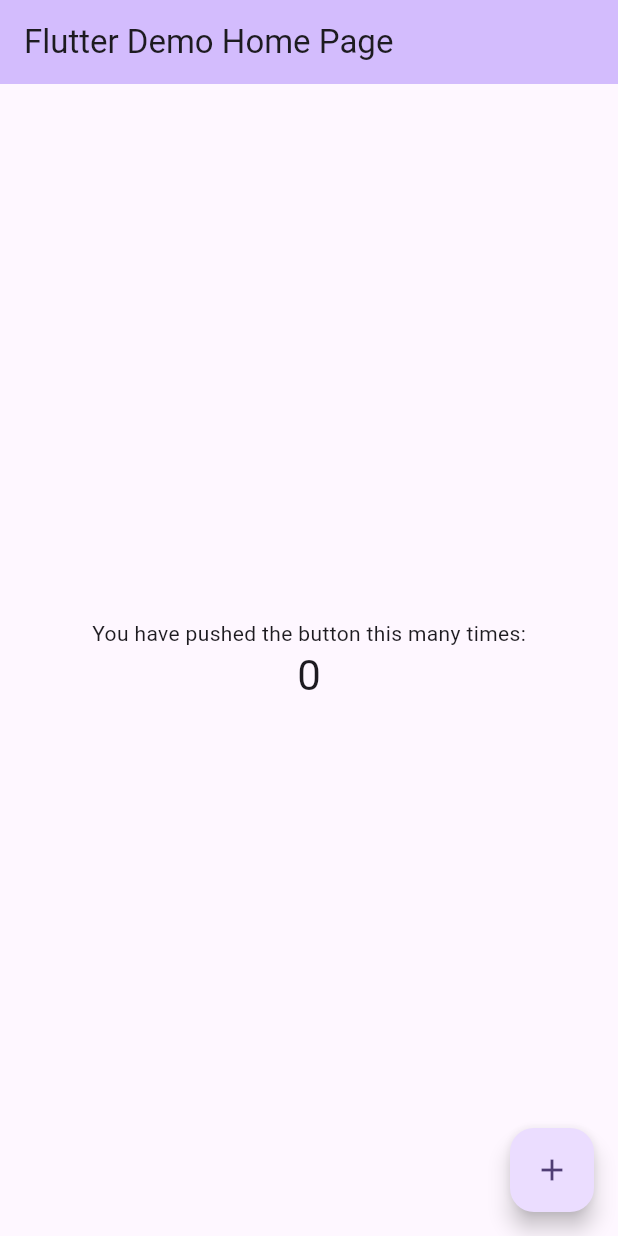
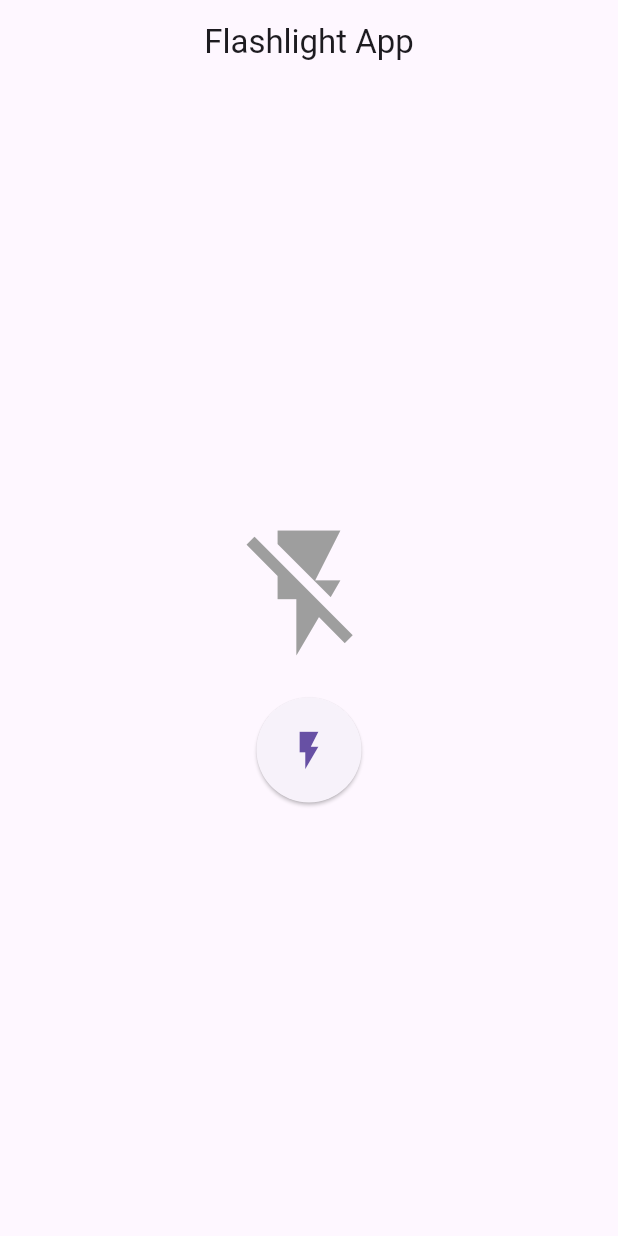
Before and after one commit to biruk-tafese/GO2COD_AD_03, a Flutter app: the screen it shows after launch, on a phone screen of 412 x 824 dp. Run offline on Flutter 3.47's test engine with Material 3 defaults, Android fonts, the light colour scheme and no system bars; our stand-ins replace permission_handler; missing offline and left inert: torch_light.

Commit message:
file struct and packages

```diff
--- /dev/null
+++ b/lib/controllers/flashlight_controller.dart
@@ -0,0 +1,23 @@
+import 'package:flutter/material.dart';
+import 'package:torch_light/torch_light.dart';
+
+class FlashlightController extends ChangeNotifier {
+  bool _isFlashlightOn = false;
+
+  bool get isFlashlightOn => _isFlashlightOn;
+
+  Future<void> toggleFlashlight() async {
+    try {
+      if (_isFlashlightOn) {
+        await TorchLight.disableTorch();
+      } else {
+        await TorchLight.enableTorch();
+      }
+      _isFlashlightOn = !_isFlashlightOn;
+      notifyListeners();
+    } catch (e) {
+      // Handle devices without flashlight or errors
+      print('Error toggling flashlight: $e');
+    }
+  }
+}
--- a/lib/main.dart
+++ b/lib/main.dart
@@ -1,125 +1,28 @@
 import 'package:flutter/material.dart';
+import 'package:provider/provider.dart';
+import 'screens/flashlight_screen.dart';
+import 'controllers/flashlight_controller.dart';
 
 void main() {
-  runApp(const MyApp());
+  runApp(
+    MultiProvider(
+      providers: [
+        ChangeNotifierProvider(create: (_) => FlashlightController()),
+      ],
+      child: FlashlightApp(),
+    ),
+  );
 }
 
-class MyApp extends StatelessWidget {
-  const MyApp({super.key});
+class FlashlightApp extends StatelessWidget {
+  const FlashlightApp({super.key});
 
-  // This widget is the root of your application.
   @override
   Widget build(BuildContext context) {
     return MaterialApp(
-      title: 'Flutter Demo',
-      theme: ThemeData(
-        // This is the theme of your application.
-        //
-        // TRY THIS: Try running your application with "flutter run". You'll see
-        // the application has a purple toolbar. Then, without quitting the app,
-        // try changing the seedColor in the colorScheme below to Colors.green
-        // and then invoke "hot reload" (save your changes or press the "hot
-        // reload" button in a Flutter-supported IDE, or press "r" if you used
-        // the command line to start the app).
-        //
-        // Notice that the counter didn't reset back to zero; the application
-        // state is not lost during the reload. To reset the state, use hot
-        // restart instead.
-        //
-        // This works for code too, not just values: Most code changes can be
-        // tested with just a hot reload.
-        colorScheme: ColorScheme.fromSeed(seedColor: Colors.deepPurple),
-        useMaterial3: true,
-      ),
-      home: const MyHomePage(title: 'Flutter Demo Home Page'),
+      debugShowCheckedModeBanner: false,
+      theme: ThemeData(primarySwatch: Colors.blue),
+      home: const FlashlightScreen(),
     );
   }
 }
-
-class MyHomePage extends StatefulWidget {
-  const MyHomePage({super.key, required this.title});
-
-  // This widget is the home page of your application. It is stateful, meaning
-  // that it has a State object (defined below) that contains fields that affect
-  // how it looks.
-
-  // This class is the configuration for the state. It holds the values (in this
-  // case the title) provided by the parent (in this case the App widget) and
-  // used by the build method of the State. Fields in a Widget subclass are
-  // always marked "final".
-
-  final String title;
-
-  @override
-  State<MyHomePage> createState() => _MyHomePageState();
-}
-
-class _MyHomePageState extends State<MyHomePage> {
-  int _counter = 0;
-
-  void _incrementCounter() {
-    setState(() {
-      // This call to setState tells the Flutter framework that something has
-      // changed in this State, which causes it to rerun the build method below
-      // so that the display can reflect the updated values. If we changed
-      // _counter without calling setState(), then the build method would not be
-      // called again, and so nothing would appear to happen.
-      _counter++;
-    });
-  }
-
-  @override
-  Widget build(BuildContext context) {
-    // This method is rerun every time setState is called, for instance as done
-    // by the _incrementCounter method above.
-    //
-    // The Flutter framework has been optimized to make rerunning build methods
-    // fast, so that you can just rebuild anything that needs updating rather
-    // than having to individually change instances of widgets.
-    return Scaffold(
-      appBar: AppBar(
-        // TRY THIS: Try changing the color here to a specific color (to
-        // Colors.amber, perhaps?) and trigger a hot reload to see the AppBar
-        // change color while the other colors stay the same.
-        backgroundColor: Theme.of(context).colorScheme.inversePrimary,
-        // Here we take the value from the MyHomePage object that was created by
-        // the App.build method, and use it to set our appbar title.
-        title: Text(widget.title),
-      ),
-      body: Center(
-        // Center is a layout widget. It takes a single child and positions it
-        // in the middle of the parent.
-        child: Column(
-          // Column is also a layout widget. It takes a list of children and
-          // arranges them vertically. By default, it sizes itself to fit its
-          // children horizontally, and tries to be as tall as its parent.
-          //
-          // Column has various properties to control how it sizes itself and
-          // how it positions its children. Here we use mainAxisAlignment to
-          // center the children vertically; the main axis here is the vertical
-          // axis because Columns are vertical (the cross axis would be
-          // horizontal).
-          //
-          // TRY THIS: Invoke "debug painting" (choose the "Toggle Debug Paint"
-          // action in the IDE, or press "p" in the console), to see the
-          // wireframe for each widget.
-          mainAxisAlignment: MainAxisAlignment.center,
-          children: <Widget>[
-            const Text(
-              'You have pushed the button this many times:',
-            ),
-            Text(
-              '$_counter',
-              style: Theme.of(context).textTheme.headlineMedium,
-            ),
-          ],
-        ),
-      ),
-      floatingActionButton: FloatingActionButton(
-        onPressed: _incrementCounter,
-        tooltip: 'Increment',
-        child: const Icon(Icons.add),
-      ), // This trailing comma makes auto-formatting nicer for build methods.
-    );
-  }
-}
--- /dev/null
+++ b/lib/screens/flashlight_screen.dart
@@ -0,0 +1,61 @@
+import 'package:flutter/material.dart';
+import 'package:provider/provider.dart';
+import '../controllers/flashlight_controller.dart';
+import '../utils/permissions.dart';
+
+class FlashlightScreen extends StatelessWidget {
+  const FlashlightScreen({super.key});
+
+  @override
+  Widget build(BuildContext context) {
+    final controller = Provider.of<FlashlightController>(context);
+
+    return Scaffold(
+      appBar: AppBar(
+        title: const Text('Flashlight App'),
+        centerTitle: true,
+      ),
+      body: Center(
+        child: FutureBuilder(
+          future: Permissions.requestCameraPermission(),
+          builder: (context, snapshot) {
+            if (snapshot.connectionState == ConnectionState.waiting) {
+              return const CircularProgressIndicator();
+            }
+            if (snapshot.hasError || snapshot.data == false) {
+              return const Text(
+                'Camera permission denied or unavailable.',
+                style: TextStyle(color: Colors.red),
+              );
+            }
+            return Column(
+              mainAxisAlignment: MainAxisAlignment.center,
+              children: [
+                Icon(
+                  controller.isFlashlightOn ? Icons.flash_on : Icons.flash_off,
+                  color:
+                      controller.isFlashlightOn ? Colors.yellow : Colors.grey,
+                  size: 100,
+                ),
+                const SizedBox(height: 20),
+                ElevatedButton(
+                  onPressed: controller.toggleFlashlight,
+                  style: ElevatedButton.styleFrom(
+                    shape: const CircleBorder(),
+                    padding: const EdgeInsets.all(20),
+                  ),
+                  child: Icon(
+                    controller.isFlashlightOn
+                        ? Icons.flash_off
+                        : Icons.flash_on,
+                    size: 30,
+                  ),
+                ),
+              ],
+            );
+          },
+        ),
+      ),
+    );
+  }
+}
--- /dev/null
+++ b/lib/utils/permissions.dart
@@ -0,0 +1,8 @@
+import 'package:permission_handler/permission_handler.dart';
+
+class Permissions {
+  static Future<bool> requestCameraPermission() async {
+    var status = await Permission.camera.request();
+    return status.isGranted;
+  }
+}
--- a/pubspec.yaml
+++ b/pubspec.yaml
@@ -35,6 +35,9 @@ dependencies:
   # The following adds the Cupertino Icons font to your application.
   # Use with the CupertinoIcons class for iOS style icons.
   cupertino_icons: ^1.0.8
+  torch_light: ^1.1.0
+  permission_handler: ^11.3.1
+  provider: ^6.1.2
 
 dev_dependencies:
   flutter_test:
```
Also changed, not shown: pubspec.lock, 2 other files.
